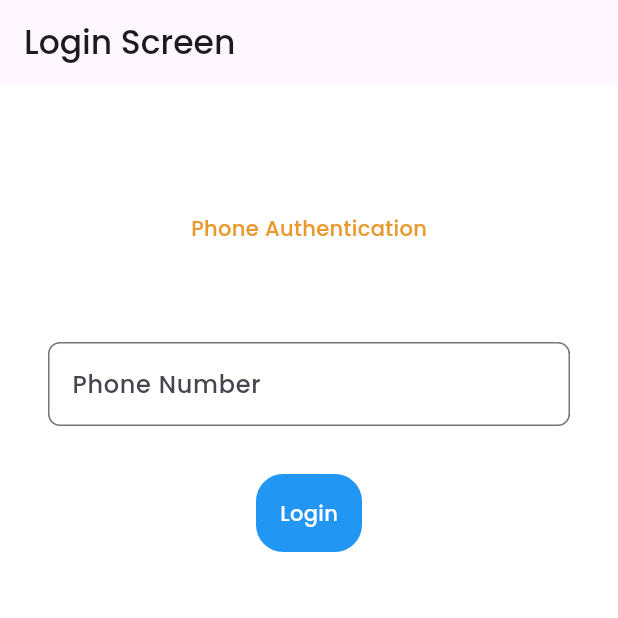
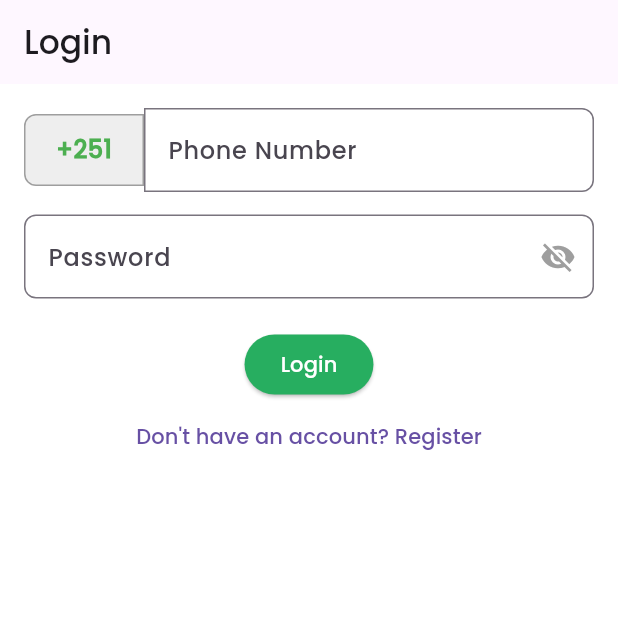
Before and after one commit to EdenAsamere/Final-project, a Flutter app: the screen it shows after launch, on a phone screen of 412 x 824 dp, the top half of it. Run offline on Flutter 3.47's test engine with Material 3 defaults, Android fonts, the phone set to English and light mode, and no system bars; our stand-ins replace firebase_auth, firebase_core, flutter_bloc; missing offline and left inert: show_hide_password; accounts and stored records are empty.

Commit message:
add register and login page

```diff
--- /dev/null
+++ b/frontend/lib/blocs/login_bloc.dart
@@ -0,0 +1,23 @@
+import 'package:flutter_bloc/flutter_bloc.dart';
+import 'package:equbapp/repositories/user_repository.dart';
+import 'package:equbapp/models/loginUser_model.dart';
+import 'package:equbapp/blocs/login_state.dart';
+import 'package:equbapp/blocs/login_event.dart';
+
+class LoginBloc extends Bloc<LoginEvent, LoginState> {
+  final UserRepository userRepository;
+
+  LoginBloc(this.userRepository) : super(LoginInitial()) {
+    on<LoginUser>((event, emit) async {
+      emit(LoginLoading());
+      try {
+        await userRepository.login(event.user);
+        emit(LoginSuccess());
+      } catch (e) {
+        String errorMessage = "Invalid phone number or password";
+
+        emit(LoginFailure(errorMessage));
+      }
+    });
+  }
+}
--- /dev/null
+++ b/frontend/lib/blocs/login_event.dart
@@ -0,0 +1,8 @@
+import 'package:equbapp/models/loginUser_model.dart';
+
+abstract class LoginEvent {}
+
+class LoginUser extends LoginEvent {
+  final LoginUserModel user;
+  LoginUser(this.user);
+}
--- /dev/null
+++ b/frontend/lib/blocs/login_state.dart
@@ -0,0 +1,13 @@
+abstract class LoginState {}
+
+class LoginInitial extends LoginState {}
+
+class LoginLoading extends LoginState {}
+
+class LoginSuccess extends LoginState {}
+
+class LoginFailure extends LoginState {
+  final String error;
+
+  LoginFailure(this.error);
+}
--- /dev/null
+++ b/frontend/lib/blocs/registration_event.dart
@@ -0,0 +1,8 @@
+import '../models/user_model.dart';
+
+abstract class RegistrationEvent {}
+
+class RegisterUser extends RegistrationEvent {
+  final User user;
+  RegisterUser(this.user);
+}
--- /dev/null
+++ b/frontend/lib/blocs/registration_state.dart
@@ -0,0 +1,12 @@
+abstract class RegistrationState {}
+
+class RegistrationInitial extends RegistrationState {}
+
+class RegistrationLoading extends RegistrationState {}
+
+class RegistrationSuccess extends RegistrationState {}
+
+class RegistrationFailure extends RegistrationState {
+  final String error;
+  RegistrationFailure(this.error);
+}
--- a/frontend/lib/main.dart
+++ b/frontend/lib/main.dart
@@ -1,10 +1,15 @@
 import 'package:equbapp/firebase_options.dart';
 import 'package:equbapp/screens/home_screen.dart';
 import 'package:equbapp/screens/login_screen.dart';
+import 'package:equbapp/screens/registeration_screen.dart';
 import 'package:equbapp/theme/theme.dart';
 import 'package:flutter/material.dart';
 import 'package:firebase_core/firebase_core.dart';
-import 'package:firebase_auth/firebase_auth.dart'; // Import firebase_auth
+import 'package:firebase_auth/firebase_auth.dart';
+import 'package:flutter_bloc/flutter_bloc.dart';
+import 'package:equbapp/blocs/registration_bloc.dart';
+import 'package:equbapp/blocs/login_bloc.dart';
+import 'package:equbapp/repositories/user_repository.dart';
 
 void main() async {
   WidgetsFlutterBinding.ensureInitialized();
@@ -19,13 +24,28 @@ class MyApp extends StatelessWidget {
 
   @override
   Widget build(BuildContext context) {
-    var auth = FirebaseAuth.instance; // Move FirebaseAuth to build method
+    var auth = FirebaseAuth.instance;
 
-    return MaterialApp(
-      debugShowCheckedModeBanner: false,
-      title: 'Equb App',
-      theme: AppTheme.lightTheme,
-      home: auth.currentUser != null ? HomeScreen() : LoginScreen(),
+    return MultiBlocProvider(
+      providers: [
+        BlocProvider<RegistrationBloc>(
+          create: (context) => RegistrationBloc(UserRepository()),
+        ),
+        BlocProvider<LoginBloc>(
+          create: (context) => LoginBloc(UserRepository()),
+        ),
+      ],
+      child: MaterialApp(
+        debugShowCheckedModeBanner: false,
+        title: 'Equb App',
+        theme: AppTheme.lightTheme,
+        home: auth.currentUser != null ? HomeScreen() : LoginScreen(),
+        routes: {
+          '/login': (context) => LoginScreen(),
+          '/register': (context) => RegistrationScreen(),
+          '/home': (context) => HomeScreen(),
+        },
+      ),
     );
   }
 }
--- /dev/null
+++ b/frontend/lib/models/loginUser_model.dart
@@ -0,0 +1,16 @@
+class LoginUserModel {
+  final String phoneNumber;
+  final String password;
+
+  LoginUserModel({
+    required this.phoneNumber,
+    required this.password,
+  });
+
+  Map<String, dynamic> toJson() {
+    return {
+      "phoneNumber": phoneNumber,
+      "password": password,
+    };
+  }
+}
--- /dev/null
+++ b/frontend/lib/models/user_model.dart
@@ -0,0 +1,28 @@
+class User{
+  final String firstName;
+  final String lastName;
+  final String phoneNumber;
+  final String city;
+  final String password;
+  final String confirmPassword;
+
+  User({
+    required this.firstName,
+    required this.lastName,
+    required this.phoneNumber,
+    required this.city,
+    required this.password,
+    required this.confirmPassword,
+  });
+
+  Map<String, dynamic> toJson() {
+    return {
+      "firstName": firstName,
+      "lastName": lastName,
+      "phoneNumber": phoneNumber,
+      "city": city,
+      "password": password,
+      "confirmPassword": confirmPassword,
+    };
+  }
+}
--- a/frontend/lib/screens/login_screen.dart
+++ b/frontend/lib/screens/login_screen.dart
@@ -1,83 +1,137 @@
-import 'package:equbapp/screens/otp_screen.dart';
-import 'package:firebase_auth/firebase_auth.dart';
 import 'package:flutter/material.dart';
+import 'package:flutter_bloc/flutter_bloc.dart';
+import 'package:equbapp/blocs/login_bloc.dart';
+import 'package:equbapp/blocs/login_event.dart';
+import 'package:equbapp/blocs/login_state.dart';
+import 'package:equbapp/models/loginUser_model.dart';
+import 'package:equbapp/screens/registeration_screen.dart';
 
 class LoginScreen extends StatefulWidget {
-  const LoginScreen({super.key});
-
   @override
-  State<LoginScreen> createState() => _LoginScreenState();
+  _LoginScreenState createState() => _LoginScreenState();
 }
 
 class _LoginScreenState extends State<LoginScreen> {
-  final TextEditingController _phoneNumberController = TextEditingController();
+  final TextEditingController _phoneController = TextEditingController();
+  final TextEditingController _passwordController = TextEditingController();
+  bool _obscurePassword = true;
 
-  Future<void> _submitPhoneNumber( BuildContext context) async {
-    // Add phone authentication logic
-    String phoneNumber = "+251" +_phoneNumberController.text.trim();
-    FirebaseAuth auth = FirebaseAuth.instance;
-
-    await auth.verifyPhoneNumber(
-      phoneNumber: phoneNumber,
-      verificationCompleted: (PhoneAuthCredential credential) async{},
-      verificationFailed: (FirebaseAuthException e) {print(e.message.toString());},
-      codeSent: (String verificationId, int? resendToken) async{
-        // Navigate to OTPScreen
-        Navigator.push(context, MaterialPageRoute(builder: (context) => OTPScreen(verificationId: verificationId)));
-      },
-      codeAutoRetrievalTimeout: (String verificationId) async{},);
-  }
   @override
   Widget build(BuildContext context) {
     return Scaffold(
       appBar: AppBar(
-        title: const Text('Login Screen'),
+        title: Text('Login'),
       ),
       body: Padding(
-        padding: EdgeInsets.all(16),
-        child: Column(
-          children: [
-            SizedBox(
-              height: 70,
-            ),
-            Center(
-              child: Text("Phone Authentication"),
-            ),
-            SizedBox(
-              height: 50,
-            ),
-            Padding(
-                padding: EdgeInsets.all(16),
-                child: TextFormField(
-                  controller: _phoneNumberController,
-                  keyboardType: TextInputType.phone,
+        padding: const EdgeInsets.all(16.0),
+        child: BlocConsumer<LoginBloc, LoginState>(
+          listener: (context, state) {
+            if (state is LoginFailure) {
+              ScaffoldMessenger.of(context).showSnackBar(
+                SnackBar(
+                  content: Text(state.error),
+                  backgroundColor: Colors.red,
+                  behavior: SnackBarBehavior.floating,
+                ),
+              );
+            } else if (state is LoginSuccess) {
+              Navigator.pushReplacementNamed(context, '/home');
+            }
+          },
+          builder: (context, state) {
+            return Column(
+              children: [
+                // Phone Number Input
+                Row(
+                  children: [
+                    Container(
+                      height: 48,
+                      width: 80,
+                      padding: EdgeInsets.symmetric(horizontal: 8),
+                      decoration: BoxDecoration(
+                        color: Colors.grey.shade200,
+                        border: Border.all(color: Colors.grey),
+                        borderRadius: BorderRadius.only(
+                          topLeft: Radius.circular(8),
+                          bottomLeft: Radius.circular(8),
+                        ),
+                      ),
+                      child: Center(
+                        child: Text(
+                          "+251",
+                          style: TextStyle(fontSize: 16, fontWeight: FontWeight.bold, color: Colors.green),
+                        ),
+                      ),
+                    ),
+                    Expanded(
+                      child: TextFormField(
+                        controller: _phoneController,
+                        keyboardType: TextInputType.phone,
+                        decoration: InputDecoration(
+                          labelText: "Phone Number",
+                          border: OutlineInputBorder(
+                            borderRadius: BorderRadius.only(
+                              topRight: Radius.circular(8),
+                              bottomRight: Radius.circular(8),
+                            ),
+                          ),
+                        ),
+                      ),
+                    ),
+                  ],
+                ),
+                SizedBox(height: 15),
+
+                // Password Input with Show/Hide Icon
+                TextFormField(
+                  controller: _passwordController,
+                  obscureText: _obscurePassword,
                   decoration: InputDecoration(
-                    border: OutlineInputBorder(
-                      borderRadius: BorderRadius.circular(8),
+                    labelText: 'Password',
+                    border: OutlineInputBorder(borderRadius: BorderRadius.circular(8)),
+                    suffixIcon: IconButton(
+                      icon: Icon(
+                        _obscurePassword ? Icons.visibility_off : Icons.visibility,
+                        color: Colors.grey,
+                      ),
+                      onPressed: () {
+                        setState(() {
+                          _obscurePassword = !_obscurePassword; // Toggle visibility
+                        });
+                      },
                     ),
-                    labelText: "Phone Number",
-                  ),
-                )),
-            SizedBox(
-              height: 16,
-            ),
-            InkWell(
-              onTap: () => _submitPhoneNumber(context),
-              child: Container(
-                padding: EdgeInsets.all(16),
-                decoration: BoxDecoration(
-                  color: Colors.blue,
-                  borderRadius: BorderRadius.circular(18),
-                ),
-                child: Text(
-                  "Login",
-                  style: TextStyle(
-                    color: Colors.white,
                   ),
                 ),
-              ),
-            )
-          ],
+                SizedBox(height: 20),
+
+                // Login Button
+                ElevatedButton(
+                  onPressed: () {
+                    final loginBloc = context.read<LoginBloc>();
+                    loginBloc.add(
+                      LoginUser(
+                        LoginUserModel(
+                          phoneNumber: "+251${_phoneController.text.trim()}", // Ensure +251 is added
+                          password: _passwordController.text,
+                        ),
+                      ),
+                    );
+                  },
+                  child: state is LoginLoading
+                      ? CircularProgressIndicator(color: Colors.white)
+                      : Text('Login'),
+                ),
+
+                // Register Navigation
+                TextButton(
+                  onPressed: () {
+                    Navigator.pushNamed(context, '/register');
+                  },
+                  child: Text('Don\'t have an account? Register'),
+                ),
+              ],
+            );
+          },
         ),
       ),
     );
--- a/frontend/pubspec.yaml
+++ b/frontend/pubspec.yaml
@@ -40,11 +40,14 @@ dependencies:
   firebase_auth: ^5.3.4
   firebase_core: ^3.9.0
   firebase_data_connect: ^0.1.2+5
+  flutter_bloc: ^9.0.0
+  show_hide_password: ^0.0.2
 
 
 dev_dependencies:
   flutter_test:
     sdk: flutter
+  equatable: ^2.0.3
 
   # The "flutter_lints" package below contains a set of recommended lints to
   # encourage good coding practices. The lint set provided by the package is
```
Also changed, not shown: frontend/lib/blocs/registration_bloc.dart (added, +24 -0 lines), frontend/lib/repositories/user_repository.dart (added, +34 -0 lines), frontend/lib/screens/registeration_screen.dart (added, +230 -0 lines), frontend/lib/screens/verifyPhoneNumber_screen.dart (added, +84 -0 lines), frontend/pubspec.lock, 1 other file.
